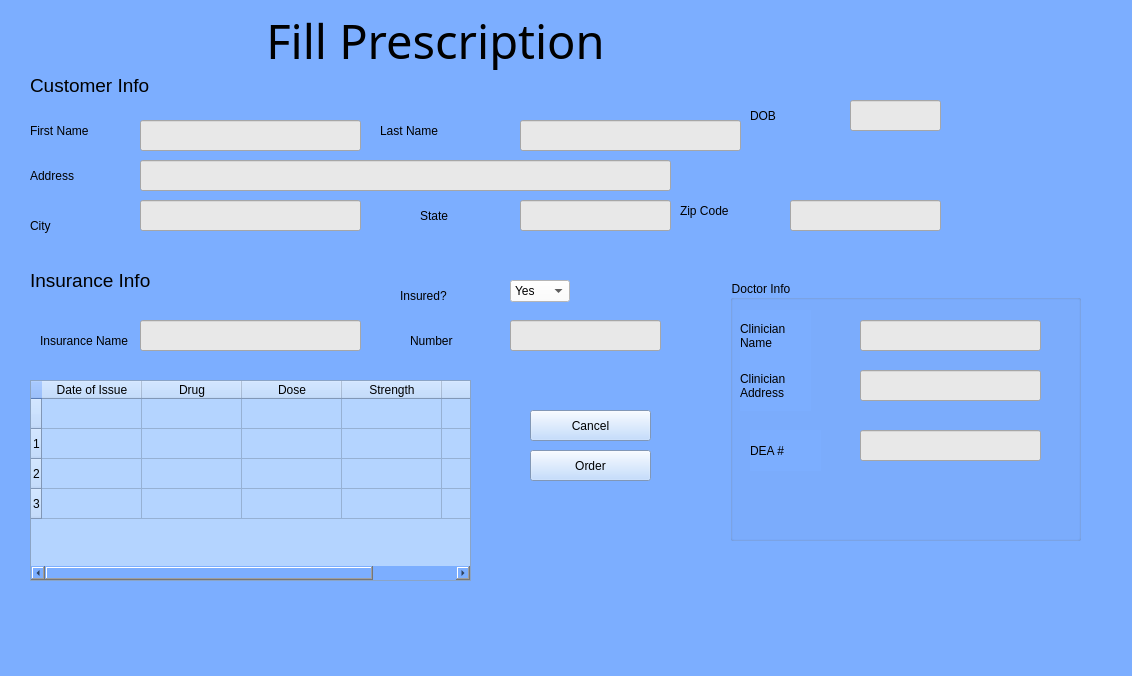
The window that UI/FillPrescription.ui (BennettPJ/SFWE403-Sem-Proj) describes before a commit, drawn with Qt 5.
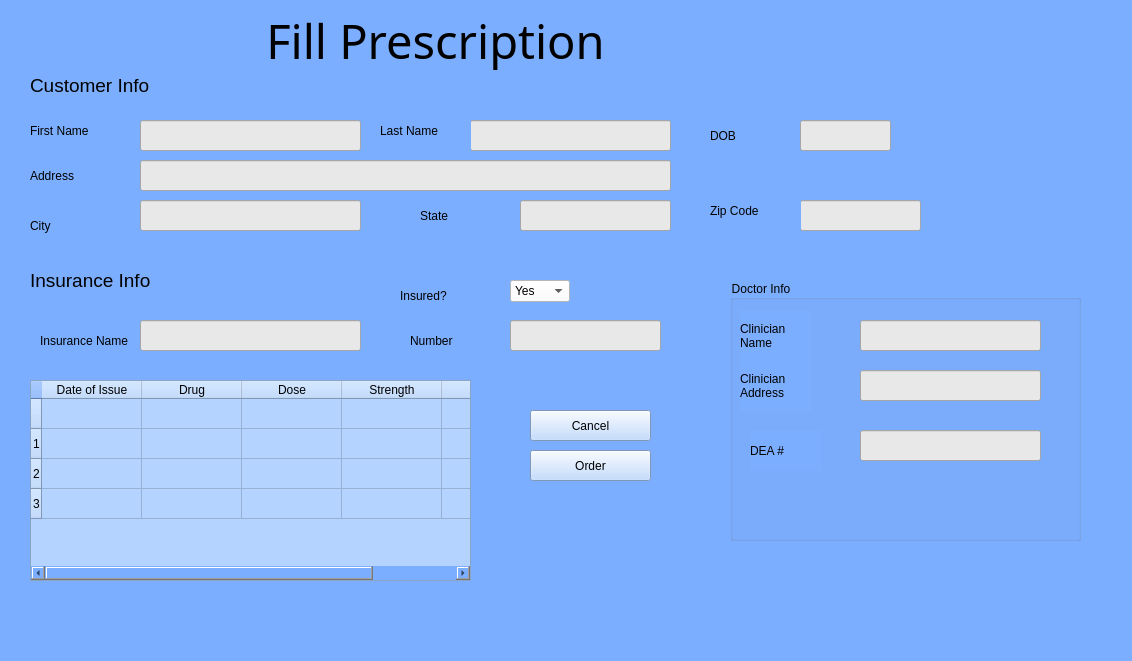
The same window after the commit. Icons and pictures are not drawn.

Diff of the .ui file:
```diff
--- a/UI/FillPrescription.ui
+++ b/UI/FillPrescription.ui
@@ -7,7 +7,7 @@
     <x>0</x>
     <y>0</y>
     <width>1132</width>
-    <height>676</height>
+    <height>661</height>
    </rect>
   </property>
   <property name="sizePolicy">
@@ -16,6 +16,12 @@
     <verstretch>0</verstretch>
    </sizepolicy>
   </property>
+  <property name="maximumSize">
+   <size>
+    <width>1132</width>
+    <height>661</height>
+   </size>
+  </property>
   <property name="windowTitle">
    <string>MainWindow</string>
   </property>
@@ -72,9 +78,9 @@
    <widget class="QLineEdit" name="password">
     <property name="geometry">
      <rect>
-      <x>520</x>
+      <x>470</x>
       <y>120</y>
-      <width>221</width>
+      <width>201</width>
       <height>31</height>
      </rect>
     </property>
@@ -115,7 +121,7 @@
      <rect>
       <x>380</x>
       <y>110</y>
-      <width>121</width>
+      <width>91</width>
       <height>41</height>
      </rect>
     </property>
@@ -271,9 +277,9 @@
    <widget class="QLabel" name="label_6">
     <property name="geometry">
      <rect>
-      <x>750</x>
-      <y>100</y>
-      <width>91</width>
+      <x>710</x>
+      <y>120</y>
+      <width>71</width>
       <height>31</height>
      </rect>
     </property>
@@ -293,8 +299,8 @@
    <widget class="QLineEdit" name="password_2">
     <property name="geometry">
      <rect>
-      <x>850</x>
-      <y>100</y>
+      <x>800</x>
+      <y>120</y>
       <width>91</width>
       <height>31</height>
      </rect>
@@ -394,9 +400,9 @@
    <widget class="QLineEdit" name="userName_5">
     <property name="geometry">
      <rect>
-      <x>790</x>
+      <x>800</x>
       <y>200</y>
-      <width>151</width>
+      <width>121</width>
       <height>31</height>
      </rect>
     </property>
@@ -413,7 +419,7 @@
    <widget class="QLabel" name="label_9">
     <property name="geometry">
      <rect>
-      <x>680</x>
+      <x>710</x>
       <y>190</y>
       <width>91</width>
       <height>41</height>
@@ -812,8 +818,8 @@
    <widget class="QLabel" name="label_17">
     <property name="geometry">
      <rect>
-      <x>720</x>
-      <y>0</y>
+      <x>640</x>
+      <y>-10</y>
       <width>111</width>
       <height>81</height>
      </rect>
```
Left out of the diff: 2 changed lines with no effect on the pictures.
